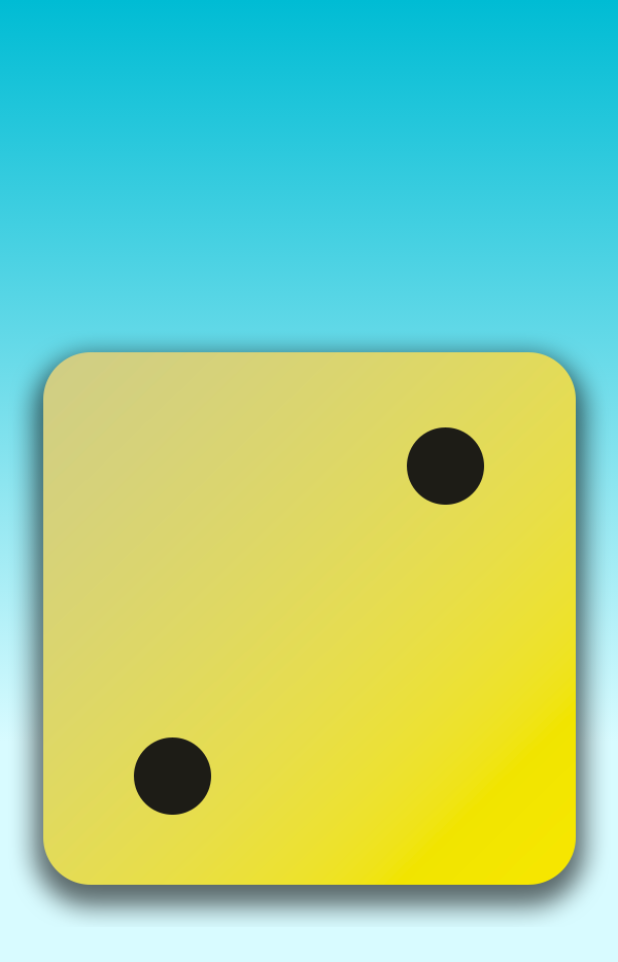
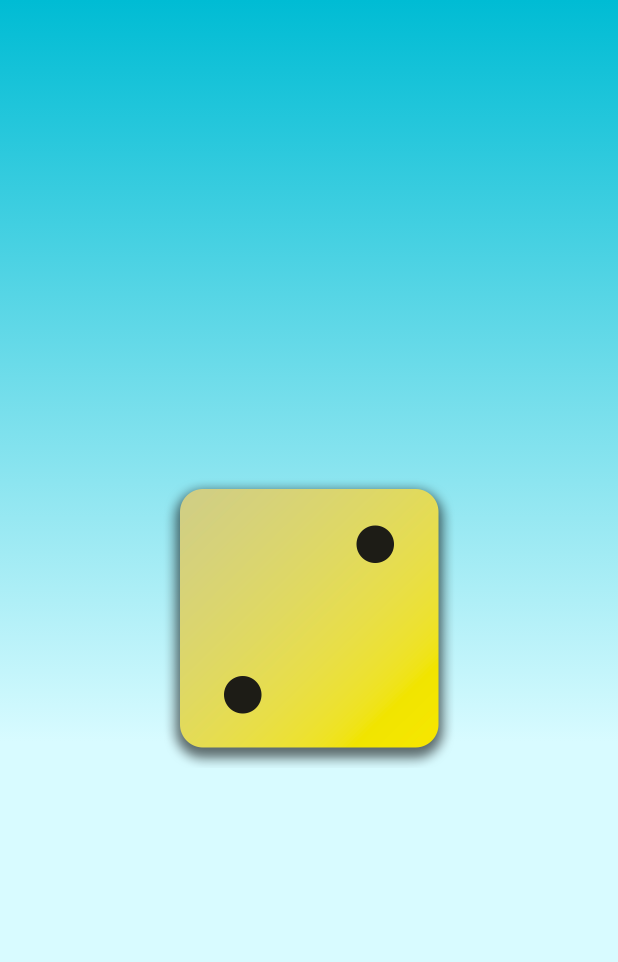
Before and after one commit to RonnieArnab/flutter_projects, a Flutter app: the screen it shows after launch, on a phone screen of 412 x 824 dp. Shown: the top 962 px of the screen. Run offline on Flutter 3.47's test engine with Material 2 defaults, Android fonts, the phone set to English and light mode, and no system bars.

Commit message:
adding width to the image

```diff
--- a/first_app/lib/gradient_container.dart
+++ b/first_app/lib/gradient_container.dart
@@ -16,7 +16,7 @@ class GradientContiner extends StatelessWidget {
         end: Alignment.topCenter,
       )),
       child: Center(
-        child: Image.asset('assets/images/dice-2.png') ,
+        child: Image.asset('assets/images/dice-2.png',width: 200,) ,
       ),
     );
   }
```
